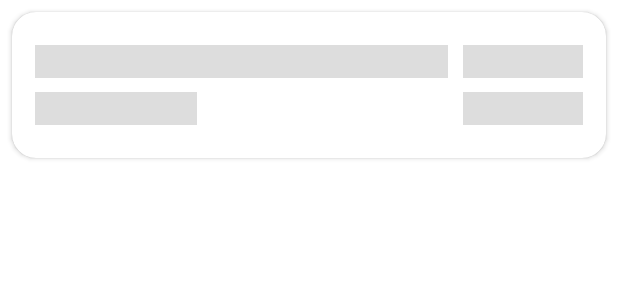
After one commit to veygard/StockApi, an Android app: the layout item_stock_shimmer.xml on its own in the app's theme, with its tools: preview values and no code run, on a phone screen of 412 x 824 dp. The commit adds this screen. Shown: the top 300 px of the screen. Run offline under Robolectric (Android 15) with nearby library versions, the phone set to English and light mode, and no system bars.

Commit message:
Added shimmer effect to recycler view when loading data from server.

```diff
--- a/app/src/main/java/com/veygard/stockapi/presentation/viewmodel/StockViewModel.kt
+++ b/app/src/main/java/com/veygard/stockapi/presentation/viewmodel/StockViewModel.kt
@@ -9,6 +9,7 @@ import com.veygard.stockapi.domain.response.StockRepositoryResponse.Error
 import com.veygard.stockapi.domain.response.StockRepositoryResponse.Success
 import com.veygard.stockapi.domain.usecase.GetStocksUseCase
 import dagger.hilt.android.lifecycle.HiltViewModel
+import kotlinx.coroutines.delay
 import kotlinx.coroutines.launch
 import javax.inject.Inject
 
@@ -27,6 +28,7 @@ class StockViewModel @Inject constructor(val getStocksUseCase: GetStocksUseCase)
     fun getStocks() {
         viewModelScope.launch {
             _state.value = StockStateVM.Loading
+            delay(2000)
             requestIsProcessing = true
             when (val result = getStocksUseCase.execute()) {
                 is Success -> {
--- /dev/null
+++ b/app/src/main/res/layout/item_stock_shimmer.xml
@@ -0,0 +1,63 @@
+<?xml version="1.0" encoding="utf-8"?>
+<com.facebook.shimmer.ShimmerFrameLayout xmlns:android="http://schemas.android.com/apk/res/android"
+        xmlns:app="http://schemas.android.com/apk/res-auto"
+        app:shimmer_duration="500"
+        android:id="@+id/stock_shimmer_layout"
+        android:layout_width="match_parent"
+        android:layout_height="wrap_content">
+
+    <androidx.cardview.widget.CardView
+            android:layout_width="match_parent"
+            android:id="@+id/stock_item_containerShimmer"
+            android:layout_height="wrap_content"
+            app:cardCornerRadius="16dp"
+            android:layout_margin="8dp"
+            android:elevation="4dp"
+            android:layout_centerHorizontal="true">
+
+        <androidx.constraintlayout.widget.ConstraintLayout
+                android:layout_width="match_parent"
+                android:paddingVertical="@dimen/dimen_22dp"
+                android:paddingHorizontal="@dimen/dimen_15dp"
+                android:layout_height="match_parent">
+
+            <TextView
+                    android:id="@+id/tvStockNameShimmer"
+                    android:layout_width="0dp"
+                    android:layout_height="@dimen/dimen_22dp"
+                    android:textAlignment="textStart"
+                    android:background="@color/shimmer_placeholder"
+                    app:layout_constraintTop_toTopOf="parent"
+                    android:layout_marginEnd="@dimen/dimen_10dp"
+                    app:layout_constraintEnd_toStartOf="@id/tvRemainingShimmer"
+                    app:layout_constraintStart_toStartOf="parent" />
+
+            <TextView
+                    android:id="@+id/tvRemainingShimmer"
+                    android:layout_width="@dimen/margin_80dp"
+                    android:layout_height="@dimen/dimen_22dp"
+                    android:background="@color/shimmer_placeholder"
+                    app:layout_constraintTop_toTopOf="parent"
+                    app:layout_constraintStart_toEndOf="@id/tvStockNameShimmer"
+                    app:layout_constraintEnd_toEndOf="parent" />
+
+            <TextView
+                    android:id="@+id/tvBarcodeShimmer"
+                    android:layout_width="@dimen/dimen_108dp"
+                    android:layout_height="@dimen/dimen_22dp"
+                    android:layout_marginTop="@dimen/dimen_9dp"
+                    android:background="@color/shimmer_placeholder"
+                    app:layout_constraintTop_toBottomOf="@id/tvStockNameShimmer"
+                    app:layout_constraintStart_toStartOf="@id/tvStockNameShimmer" />
+
+            <TextView
+                    android:id="@+id/tvPriceShimmer"
+                    android:layout_width="@dimen/margin_80dp"
+                    android:layout_height="@dimen/dimen_22dp"
+                    android:background="@color/shimmer_placeholder"
+                    app:layout_constraintTop_toTopOf="@id/tvBarcodeShimmer"
+                    app:layout_constraintEnd_toEndOf="@id/tvRemainingShimmer" />
+        </androidx.constraintlayout.widget.ConstraintLayout>
+
+    </androidx.cardview.widget.CardView>
+</com.facebook.shimmer.ShimmerFrameLayout>
--- a/app/src/main/res/values/dimens.xml
+++ b/app/src/main/res/values/dimens.xml
@@ -210,6 +210,8 @@
     <dimen name="dimen_5dp">5dp</dimen>
     <dimen name="dimen_9dp">9dp</dimen>
     <dimen name="dimen_10dp">10dp</dimen>
+    <dimen name="dimen_14dp">10dp</dimen>
+    <dimen name="dimen_18dp">10dp</dimen>
     <dimen name="dimen_20dp">20dp</dimen>
     <dimen name="dimen_21dp">21dp</dimen>
     <dimen name="dimen_15dp">15dp</dimen>
--- a/app/src/main/res/values/strings.xml
+++ b/app/src/main/res/values/strings.xml
@@ -11,4 +11,7 @@
     <string name="critical_error_screen_text">Постараемся быстро починить</string>
     <string name="critical_error_screen_again">Попробовать снова</string>
     <string name="critical_error_no_internet_error">Похоже, что у вас отсутствует интернет</string>
+
+    <string name="nothing_found_title">Ничего не нашлось</string>
+    <string name="nothing_found_text">Попробуй скорректировать запрос</string>
 </resources>
```
Also changed, not shown: app/src/main/java/com/veygard/stockapi/presentation/models/StockItemWithShimmer.kt (added, +23 -0 lines), app/src/main/java/com/veygard/stockapi/presentation/screens/list/StockItemDiffCallback.kt (deleted, +0 -12 lines), app/src/main/java/com/veygard/stockapi/presentation/screens/list/StockListAdapter.kt (deleted, +0 -54 lines), app/src/main/java/com/veygard/stockapi/presentation/screens/list/StockListFragment.kt (+19 -5 lines), app/src/main/java/com/veygard/stockapi/presentation/screens/list/adapters/ShimmerViewHolder.kt (added, +25 -0 lines), app/src/main/java/com/veygard/stockapi/presentation/screens/list/adapters/StockItemDiffCallback.kt (added, +22 -0 lines), app/src/main/java/com/veygard/stockapi/presentation/screens/list/adapters/StockItemViewHolder.kt (added, +39 -0 lines), app/src/main/java/com/veygard/stockapi/presentation/screens/list/adapters/StockListAdapter.kt (added, +39 -0 lines), app/src/main/java/com/veygard/stockapi/presentation/screens/list/adapters/StockTypesViewHolder.kt (added, +8 -0 lines), app/src/main/res/drawable-night/glass.png (added).
